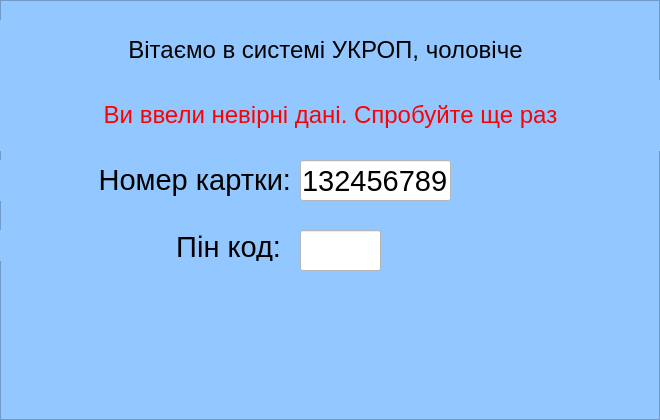
This is classes/gui/LoginScreen.ui in TheBiggestDaddy/ATM as Qt 5 draws it before an edit. The edited form follows.
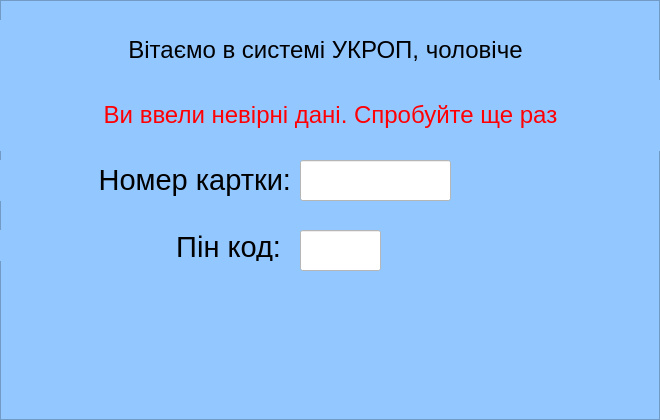
This is the edited form.

```diff
--- a/classes/gui/LoginScreen.ui
+++ b/classes/gui/LoginScreen.ui
@@ -46,7 +46,7 @@
     <string notr="true">background-color: rgb(255, 255, 255)</string>
    </property>
    <property name="text">
-    <string>132456789</string>
+    <string/>
    </property>
    <property name="maxLength">
     <number>9</number>
```
